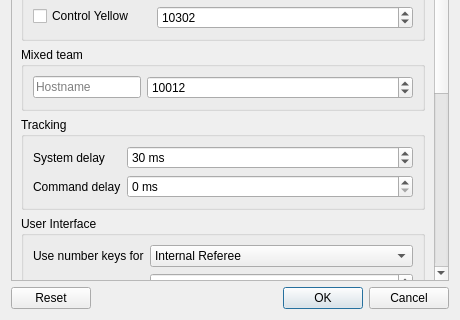
This is src/ra/configdialog.ui in robotics-erlangen/framework as Qt 5 draws it before an edit; both pictures show x 0 to 460 and y 324 to 644 of the 460 by 644 pixel window. The edited form follows.
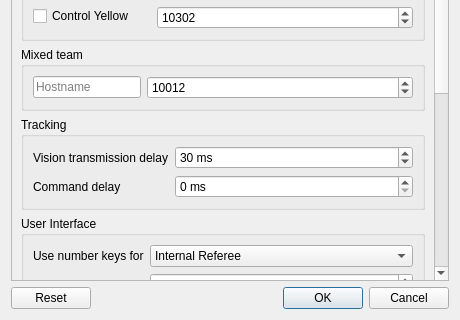
This is the edited form. Custom widgets are drawn as their Qt base class.

Commit message:
ra: rename the system delay configurable in the config widget to vision transmission to delay
This is to distinguish it from all the other "system delays" we have and make
it more clear what it is supposed to model.

```diff
--- a/src/ra/configdialog.ui
+++ b/src/ra/configdialog.ui
@@ -26,7 +26,7 @@
       <property name="geometry">
        <rect>
         <x>0</x>
-        <y>-344</y>
+        <y>-240</y>
         <width>426</width>
         <height>969</height>
        </rect>
@@ -308,7 +308,7 @@
           <item row="0" column="0">
            <widget class="QLabel" name="label_2">
             <property name="text">
-             <string>System delay</string>
+             <string>Vision transmission delay</string>
             </property>
            </widget>
           </item>
```
Left out of the diff: 34 changed lines with no effect on the pictures. The commit also changes 7 other files.
